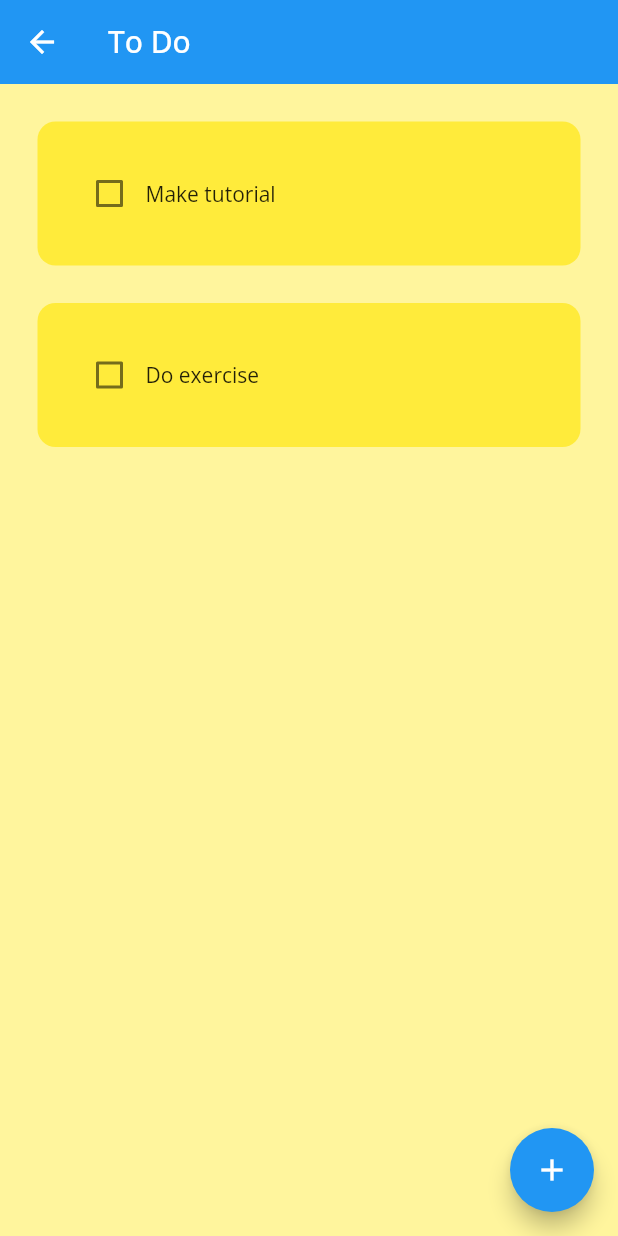
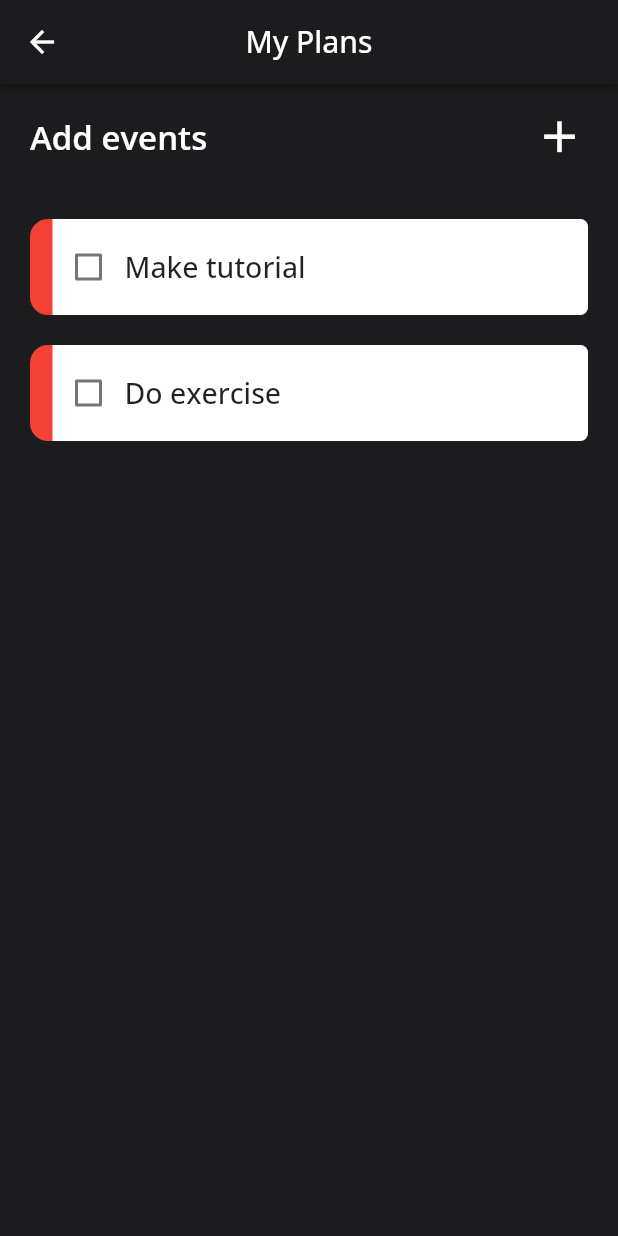
Before and after one commit to dadaxon0019/FitnessApp-flutter-android-ios-, a Flutter app: the ToDoScreen screen opened directly, on a phone screen of 412 x 824 dp. Run offline on Flutter 3.47's test engine with Material 2 defaults, Android fonts, the phone set to English and light mode, and no system bars; drawn by our look-alikes of flutter_slidable; our stand-ins replace audio_video_progress_bar, cloud_firestore, curved_navigation_bar, firebase_auth, firebase_core, get and 9 more; accounts and stored records are empty; network calls fail.

Commit message:
modif ToDoListScreen

```diff
--- a/flutter-firebase-auth-patch-1/lib/screens/to_do_screen.dart
+++ b/flutter-firebase-auth-patch-1/lib/screens/to_do_screen.dart
@@ -1,5 +1,7 @@
 import 'package:firebase_auth_demo/data/database.dart';
+import 'package:firebase_auth_demo/main.dart';
 import 'package:firebase_auth_demo/screens/todo_tile.dart';
+import 'package:firebase_auth_demo/utils/constants/colors.dart';
 import 'package:firebase_auth_demo/utils/dialog_box.dart';
 import 'package:flutter/material.dart';
 import 'package:hive_flutter/hive_flutter.dart';
@@ -72,16 +74,44 @@ class _ToDoScreenState extends State<ToDoScreen> {
   @override
   Widget build(BuildContext context) {
     return Scaffold(
-      backgroundColor: Colors.yellow[200],
+      backgroundColor: mainColor,
       appBar: AppBar(
-        title: Text('To Do'),
-        elevation: 0,
+        title: Text('My Plans'),
+        backgroundColor: mainColor,
+        elevation: 2,
+        centerTitle: true,
       ),
-      floatingActionButton: FloatingActionButton(
+      body: Column(
+        children: <Widget>[
+          Container(
+            height: 70,
+            padding: EdgeInsets.only(left: 20, right: 15),
+            child: Row(
+              crossAxisAlignment: CrossAxisAlignment.center,
+              children: [
+                Text(
+                  'Add events',
+                  style: TextStyle(
+                      color: Colors.white,
+                      fontSize: 22,
+                      fontWeight: FontWeight.w600),
+                ),
+                Expanded(child: Container()),
+                IconButton(
+                  padding: EdgeInsets.zero,
+                  splashRadius: 20,
+                  iconSize: 35,
                   onPressed: createNewTask,
-        child: Icon(Icons.add),
+                  icon: Icon(
+                    Icons.add,
+                    color: Colors.white,
                   ),
-      body: ListView.builder(
+                ),
+              ],
+            ),
+          ),
+          Expanded(
+            child: ListView.builder(
               physics: const BouncingScrollPhysics(
                 parent: AlwaysScrollableScrollPhysics(),
               ),
@@ -95,6 +125,9 @@ class _ToDoScreenState extends State<ToDoScreen> {
                 );
               },
             ),
+          ),
+        ],
+      ),
     );
   }
 }
--- a/flutter-firebase-auth-patch-1/lib/screens/todo_tile.dart
+++ b/flutter-firebase-auth-patch-1/lib/screens/todo_tile.dart
@@ -1,3 +1,4 @@
+import 'package:firebase_auth_demo/utils/constants/colors.dart';
 import 'package:flutter/material.dart';
 import 'package:flutter_slidable/flutter_slidable.dart';
 
@@ -17,7 +18,7 @@ class ToDoTile extends StatelessWidget {
   @override
   Widget build(BuildContext context) {
     return Padding(
-      padding: const EdgeInsets.only(left: 25.0, right: 25, top: 25),
+      padding: const EdgeInsets.only(left: 20.0, right: 20, top: 20),
       child: Slidable(
         endActionPane: ActionPane(
           motion: StretchMotion(),
@@ -25,16 +26,34 @@ class ToDoTile extends StatelessWidget {
             SlidableAction(
               onPressed: deleteFunction,
               icon: Icons.delete,
-              backgroundColor: Colors.red.shade300,
-              borderRadius: BorderRadius.circular(12),
-            )
+              label: 'Delete',
+              backgroundColor: Color.fromARGB(255, 176, 17, 17),
+            ),
+            SlidableAction(
+              onPressed: deleteFunction,
+              backgroundColor: Colors.grey,
+              foregroundColor: Colors.white,
+              borderRadius: BorderRadius.only(
+                  topRight: Radius.circular(15),
+                  bottomRight: Radius.circular(15)),
+              icon: Icons.create,
+              label: 'Change',
+            ),
           ],
         ),
         child: Container(
-          padding: EdgeInsets.all(24),
+          padding: EdgeInsets.only(left: 15),
           decoration: BoxDecoration(
-            color: Colors.yellow,
+            color: taskCompleted ? Colors.green : Colors.red,
             borderRadius: BorderRadius.circular(12),
+          ),
+          child: Container(
+            padding: EdgeInsets.only(top: 8, bottom: 8),
+            decoration: BoxDecoration(
+              borderRadius: BorderRadius.only(
+                  topRight: Radius.circular(5),
+                  bottomRight: Radius.circular(5)),
+              color: Colors.white,
             ),
             child: Row(
               children: [
@@ -46,6 +65,8 @@ class ToDoTile extends StatelessWidget {
                 Text(
                   taskName,
                   style: TextStyle(
+                    fontSize: 19,
+                    fontWeight: FontWeight.w500,
                     decoration: taskCompleted
                         ? TextDecoration.lineThrough
                         : TextDecoration.none,
@@ -55,6 +76,7 @@ class ToDoTile extends StatelessWidget {
             ),
           ),
         ),
+      ),
     );
   }
 }
```
Lines whose indentation alone changed are shown as unchanged.
